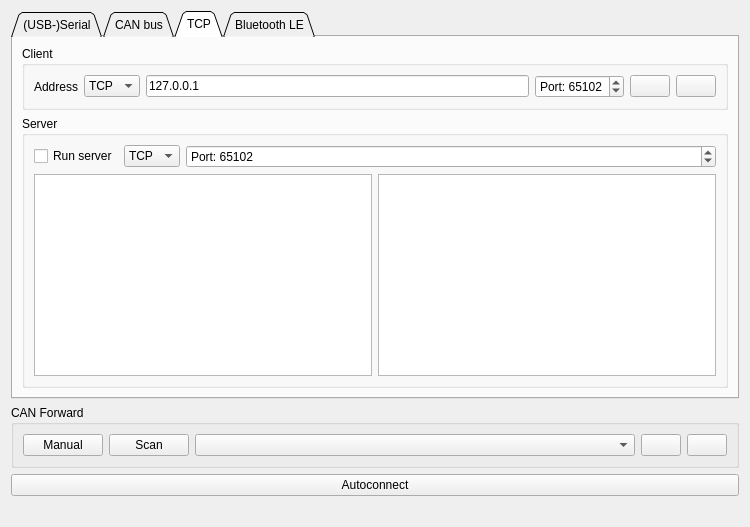
Old version of the form pages/pageconnection.ui in the repository vedderb/vesc_tool.
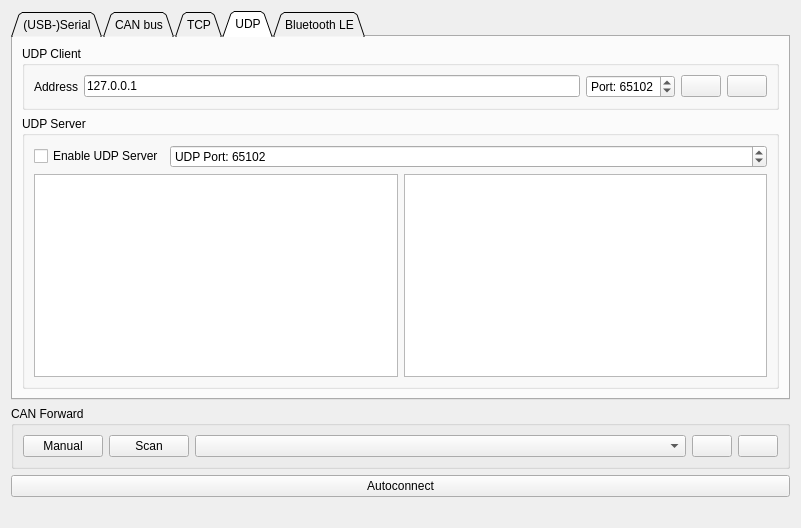
New version of the form. Icons and pictures are not drawn.

Commit message: UDP as separate tab

The edit to the form file:
```diff
--- a/pages/pageconnection.ui
+++ b/pages/pageconnection.ui
@@ -6,8 +6,8 @@
    <rect>
     <x>0</x>
     <y>0</y>
-    <width>750</width>
-    <height>527</height>
+    <width>801</width>
+    <height>528</height>
    </rect>
   </property>
   <property name="windowTitle">
@@ -23,7 +23,7 @@
       <enum>QTabWidget::Triangular</enum>
      </property>
      <property name="currentIndex">
-      <number>2</number>
+      <number>3</number>
      </property>
      <widget class="QWidget" name="tab">
       <attribute name="title">
@@ -308,7 +308,7 @@
        <item>
         <widget class="QGroupBox" name="clientBox">
          <property name="title">
-          <string>Client</string>
+          <string>TCP Client</string>
          </property>
          <layout class="QHBoxLayout" name="horizontalLayout_3">
           <item>
@@ -319,21 +319,7 @@
            </widget>
           </item>
           <item>
-           <widget class="QComboBox" name="clientProtocol">
-            <item>
-             <property name="text">
-              <string>TCP</string>
-             </property>
-            </item>
-            <item>
-             <property name="text">
-              <string>UDP</string>
-             </property>
-            </item>
-           </widget>
-          </item>
-          <item>
-           <widget class="QLineEdit" name="connectToIpEdit">
+           <widget class="QLineEdit" name="tcpServerEdit">
             <property name="text">
              <string>127.0.0.1</string>
             </property>
@@ -398,7 +384,7 @@
        <item>
         <widget class="QGroupBox" name="serverBox">
          <property name="title">
-          <string>Server</string>
+          <string>TCP Server</string>
          </property>
          <property name="checkable">
           <bool>false</bool>
@@ -412,26 +398,12 @@
             <item>
              <widget class="QCheckBox" name="serverEnableBox">
               <property name="text">
-               <string>Run server</string>
+               <string>Enable TCP Server</string>
               </property>
              </widget>
             </item>
             <item>
-             <widget class="QComboBox" name="serverProtocol">
-              <item>
-               <property name="text">
-                <string>TCP</string>
-               </property>
-              </item>
-              <item>
-               <property name="text">
-                <string>UDP</string>
-               </property>
-              </item>
-             </widget>
-            </item>
-            <item>
-             <widget class="QSpinBox" name="serverPortBox">
+             <widget class="QSpinBox" name="tcpServerPortBox">
               <property name="sizePolicy">
                <sizepolicy hsizetype="MinimumExpanding" vsizetype="Fixed">
                 <horstretch>0</horstretch>
@@ -439,7 +411,7 @@
                </sizepolicy>
               </property>
               <property name="prefix">
-               <string>Port: </string>
+               <string>TCP Port: </string>
               </property>
               <property name="maximum">
                <number>65535</number>
@@ -461,7 +433,153 @@
              </widget>
             </item>
             <item>
-             <widget class="QPlainTextEdit" name="serverClientsEdit">
+             <widget class="QPlainTextEdit" name="tcpServerClientsEdit">
+              <property name="readOnly">
+               <bool>true</bool>
+              </property>
+             </widget>
+            </item>
+           </layout>
+          </item>
+         </layout>
+        </widget>
+       </item>
+      </layout>
+     </widget>
+     <widget class="QWidget" name="tab_5">
+      <attribute name="title">
+       <string>UDP</string>
+      </attribute>
+      <layout class="QVBoxLayout" name="verticalLayout_10">
+       <item>
+        <widget class="QGroupBox" name="groupBox_4">
+         <property name="title">
+          <string>UDP Client</string>
+         </property>
+         <layout class="QHBoxLayout" name="horizontalLayout_10">
+          <item>
+           <widget class="QLabel" name="label_7">
+            <property name="text">
+             <string>Address</string>
+            </property>
+           </widget>
+          </item>
+          <item>
+           <widget class="QLineEdit" name="udpServerEdit">
+            <property name="text">
+             <string>127.0.0.1</string>
+            </property>
+           </widget>
+          </item>
+          <item>
+           <widget class="QSpinBox" name="udpPortBox">
+            <property name="prefix">
+             <string>Port: </string>
+            </property>
+            <property name="maximum">
+             <number>65535</number>
+            </property>
+            <property name="value">
+             <number>65102</number>
+            </property>
+           </widget>
+          </item>
+          <item>
+           <widget class="QPushButton" name="udpDisconnectButton">
+            <property name="sizePolicy">
+             <sizepolicy hsizetype="Fixed" vsizetype="Fixed">
+              <horstretch>0</horstretch>
+              <verstretch>0</verstretch>
+             </sizepolicy>
+            </property>
+            <property name="toolTip">
+             <string>Disconnect</string>
+            </property>
+            <property name="text">
+             <string/>
+            </property>
+            <property name="icon">
+             <iconset resource="../res.qrc">
+              <normaloff>:/res/icons/Disconnected-96.png</normaloff>:/res/icons/Disconnected-96.png</iconset>
+            </property>
+           </widget>
+          </item>
+          <item>
+           <widget class="QPushButton" name="udpConnectButton">
+            <property name="sizePolicy">
+             <sizepolicy hsizetype="Fixed" vsizetype="Fixed">
+              <horstretch>0</horstretch>
+              <verstretch>0</verstretch>
+             </sizepolicy>
+            </property>
+            <property name="toolTip">
+             <string>Connect</string>
+            </property>
+            <property name="text">
+             <string/>
+            </property>
+            <property name="icon">
+             <iconset resource="../res.qrc">
+              <normaloff>:/res/icons/Connected-96.png</normaloff>:/res/icons/Connected-96.png</iconset>
+            </property>
+           </widget>
+          </item>
+         </layout>
+        </widget>
+       </item>
+       <item>
+        <widget class="QGroupBox" name="tcpServerBox_2">
+         <property name="title">
+          <string>UDP Server</string>
+         </property>
+         <property name="checkable">
+          <bool>false</bool>
+         </property>
+         <property name="checked">
+          <bool>false</bool>
+         </property>
+         <layout class="QVBoxLayout" name="verticalLayout_9">
+          <item>
+           <layout class="QHBoxLayout" name="horizontalLayout_11">
+            <item>
+             <widget class="QCheckBox" name="udpServerEnableBox">
+              <property name="text">
+               <string>Enable UDP Server</string>
+              </property>
+             </widget>
+            </item>
+            <item>
+             <widget class="QSpinBox" name="udpServerPortBox">
+              <property name="sizePolicy">
+               <sizepolicy hsizetype="MinimumExpanding" vsizetype="Fixed">
+                <horstretch>0</horstretch>
+                <verstretch>0</verstretch>
+               </sizepolicy>
+              </property>
+              <property name="prefix">
+               <string>UDP Port: </string>
+              </property>
+              <property name="maximum">
+               <number>65535</number>
+              </property>
+              <property name="value">
+               <number>65102</number>
+              </property>
+             </widget>
+            </item>
+           </layout>
+          </item>
+          <item>
+           <layout class="QHBoxLayout" name="horizontalLayout_12">
+            <item>
+             <widget class="QPlainTextEdit" name="udpServerAddressesEdit">
+              <property name="readOnly">
+               <bool>true</bool>
+              </property>
+             </widget>
+            </item>
+            <item>
+             <widget class="QPlainTextEdit" name="udpServerClientsEdit">
               <property name="readOnly">
                <bool>true</bool>
               </property>
```
Left out of the diff: 12 changed lines with no effect on the pictures. The commit also changes 3 other files.
